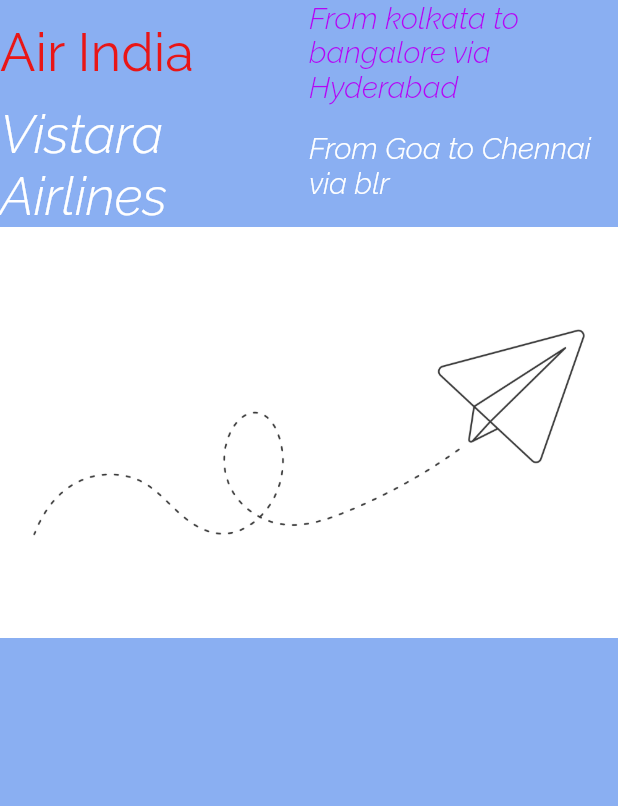
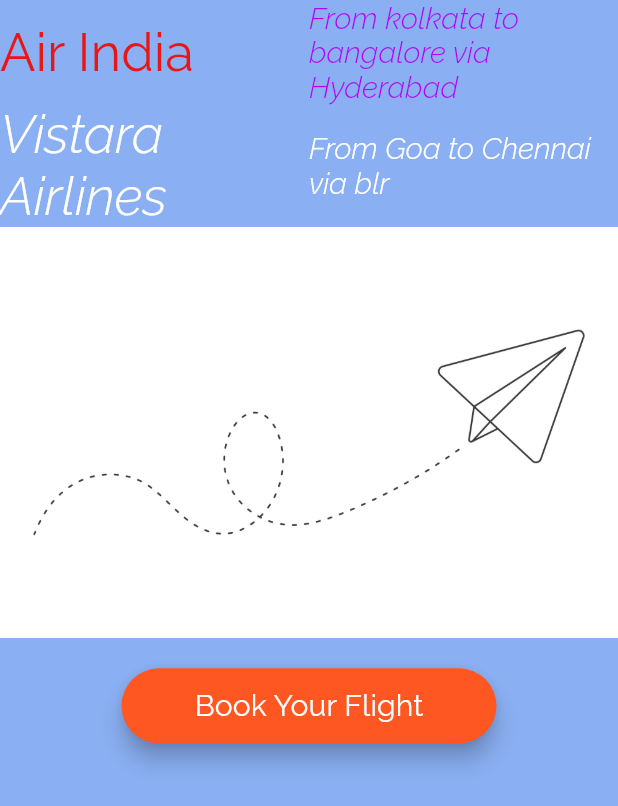
Before and after one commit to Shreyashi36/simple-interest-calculator, a Flutter app: the screen it shows after launch, on a phone screen of 412 x 824 dp. Shown: the top 806 px of the screen. Run offline on Flutter 3.47's test engine with Material 3 defaults, Android fonts, the phone set to English and light mode, and no system bars.

Commit message:
added an evevated button

```diff
--- a/lib/app_screens/home.dart
+++ b/lib/app_screens/home.dart
@@ -68,7 +68,8 @@ class Home extends StatelessWidget {
                 ],
               ),
               //row 3
-              FlightImageAsset()
+              FlightImageAsset(),
+              FlightBookButton()
             ]
           )
         )
@@ -92,3 +93,39 @@ class FlightImageAsset extends StatelessWidget{
 //     );
 //   }
 // }
+
+class FlightBookButton extends StatelessWidget{
+  @override
+  Widget build(BuildContext context){
+    return Container(
+      margin: EdgeInsets.only(top: 20.0),
+      width: 250.0,
+      height: 50.0,
+      child: ElevatedButton(
+        style: ElevatedButton.styleFrom(
+          backgroundColor: Colors.deepOrange,
+          elevation: 6.0,
+        ),
+        child: Text("Book Your Flight",
+        style: TextStyle(
+          fontSize: 20.0,
+          color: Colors.white,
+          fontFamily: 'Raleway')
+          ),
+        onPressed: () => bookFlight(context)
+      )
+    );
+  }
+
+  void bookFlight(BuildContext context){
+    var alertDialog = AlertDialog(
+      title: Text("Flight Booked Successfully"),
+      content: Text("Have a pleasant flight"),
+    );
+
+    showDialog(
+      context: context,
+      builder: (BuildContext context) => alertDialog
+    );
+  }
+}
```
